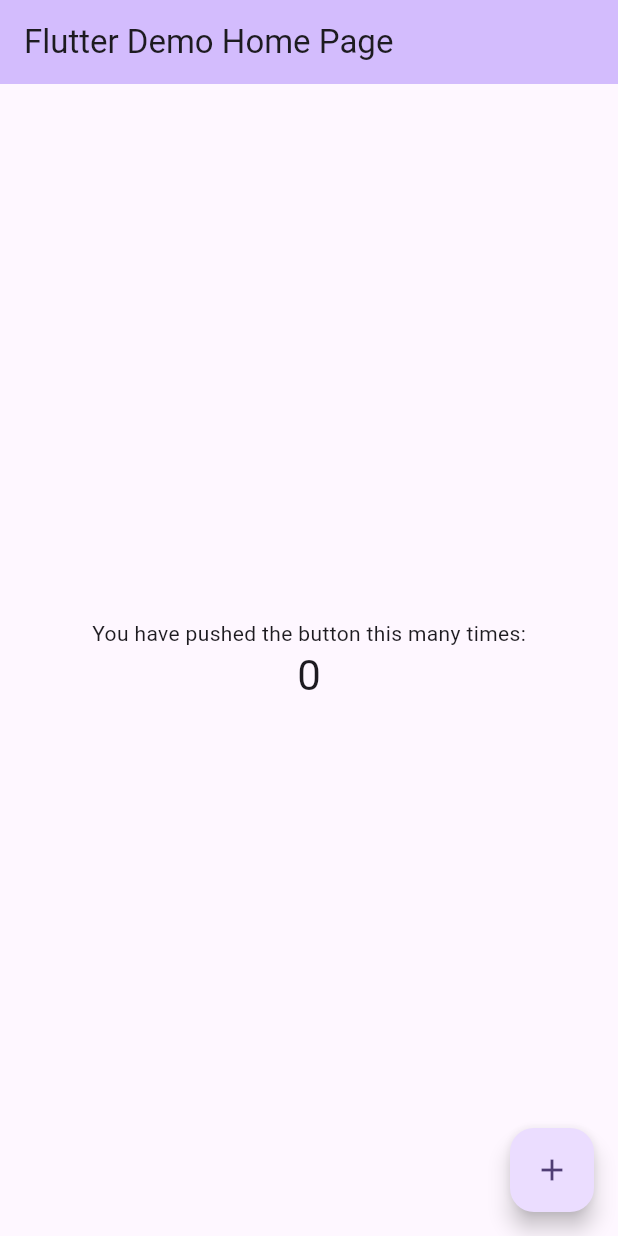
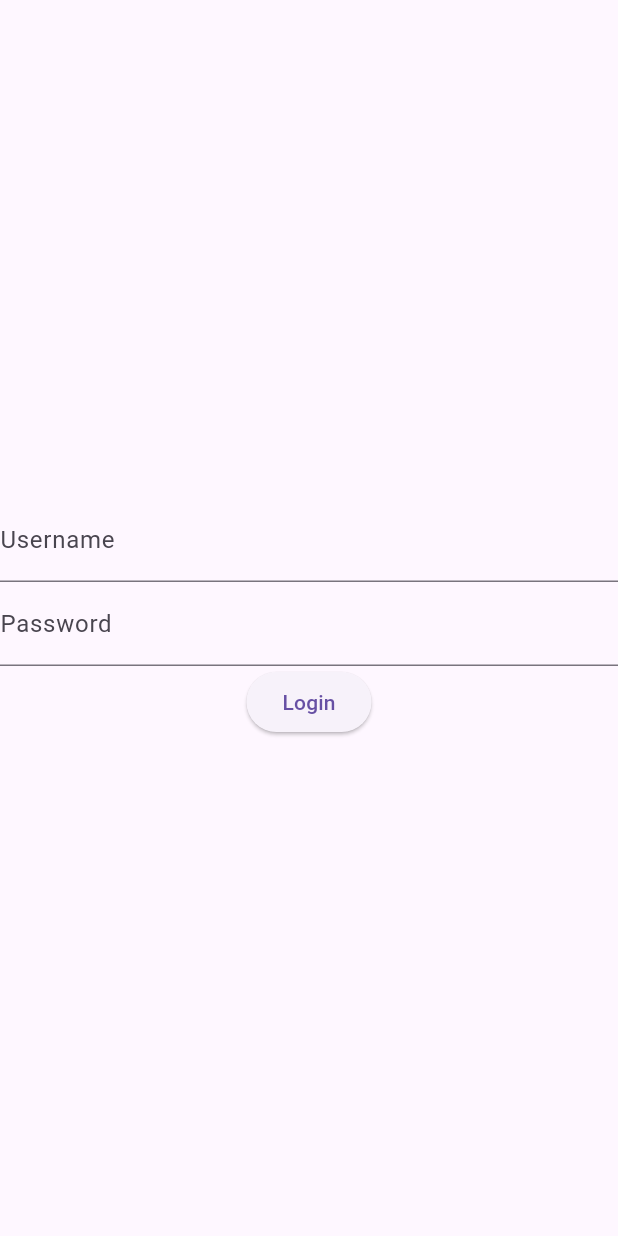
Before and after one commit to CarlosNatanauan/listly, a Flutter app: the screen it shows after launch, on a phone screen of 412 x 824 dp. Run offline on Flutter 3.47's test engine with Material 3 defaults, Android fonts, the light colour scheme and no system bars; our stand-ins replace flutter_riverpod, shared_preferences; accounts and stored records are empty.

Commit message:
working login

```diff
--- a/frontend/listly/lib/main.dart
+++ b/frontend/listly/lib/main.dart
@@ -1,125 +1,20 @@
 import 'package:flutter/material.dart';
+import 'package:flutter_riverpod/flutter_riverpod.dart';
+import 'screens/splash_screen.dart';
 
 void main() {
-  runApp(const MyApp());
+  runApp(ProviderScope(child: MyApp()));
 }
 
 class MyApp extends StatelessWidget {
-  const MyApp({super.key});
-
-  // This widget is the root of your application.
   @override
   Widget build(BuildContext context) {
     return MaterialApp(
-      title: 'Flutter Demo',
+      title: 'Notepad ToDo',
       theme: ThemeData(
-        // This is the theme of your application.
-        //
-        // TRY THIS: Try running your application with "flutter run". You'll see
-        // the application has a purple toolbar. Then, without quitting the app,
-        // try changing the seedColor in the colorScheme below to Colors.green
-        // and then invoke "hot reload" (save your changes or press the "hot
-        // reload" button in a Flutter-supported IDE, or press "r" if you used
-        // the command line to start the app).
-        //
-        // Notice that the counter didn't reset back to zero; the application
-        // state is not lost during the reload. To reset the state, use hot
-        // restart instead.
-        //
-        // This works for code too, not just values: Most code changes can be
-        // tested with just a hot reload.
-        colorScheme: ColorScheme.fromSeed(seedColor: Colors.deepPurple),
-        useMaterial3: true,
+        primarySwatch: Colors.blue,
       ),
-      home: const MyHomePage(title: 'Flutter Demo Home Page'),
+      home: SplashScreen(), // Start with SplashScreen to check login status
     );
   }
 }
-
-class MyHomePage extends StatefulWidget {
-  const MyHomePage({super.key, required this.title});
-
-  // This widget is the home page of your application. It is stateful, meaning
-  // that it has a State object (defined below) that contains fields that affect
-  // how it looks.
-
-  // This class is the configuration for the state. It holds the values (in this
-  // case the title) provided by the parent (in this case the App widget) and
-  // used by the build method of the State. Fields in a Widget subclass are
-  // always marked "final".
-
-  final String title;
-
-  @override
-  State<MyHomePage> createState() => _MyHomePageState();
-}
-
-class _MyHomePageState extends State<MyHomePage> {
-  int _counter = 0;
-
-  void _incrementCounter() {
-    setState(() {
-      // This call to setState tells the Flutter framework that something has
-      // changed in this State, which causes it to rerun the build method below
-      // so that the display can reflect the updated values. If we changed
-      // _counter without calling setState(), then the build method would not be
-      // called again, and so nothing would appear to happen.
-      _counter++;
-    });
-  }
-
-  @override
-  Widget build(BuildContext context) {
-    // This method is rerun every time setState is called, for instance as done
-    // by the _incrementCounter method above.
-    //
-    // The Flutter framework has been optimized to make rerunning build methods
-    // fast, so that you can just rebuild anything that needs updating rather
-    // than having to individually change instances of widgets.
-    return Scaffold(
-      appBar: AppBar(
-        // TRY THIS: Try changing the color here to a specific color (to
-        // Colors.amber, perhaps?) and trigger a hot reload to see the AppBar
-        // change color while the other colors stay the same.
-        backgroundColor: Theme.of(context).colorScheme.inversePrimary,
-        // Here we take the value from the MyHomePage object that was created by
-        // the App.build method, and use it to set our appbar title.
-        title: Text(widget.title),
-      ),
-      body: Center(
-        // Center is a layout widget. It takes a single child and positions it
-        // in the middle of the parent.
-        child: Column(
-          // Column is also a layout widget. It takes a list of children and
-          // arranges them vertically. By default, it sizes itself to fit its
-          // children horizontally, and tries to be as tall as its parent.
-          //
-          // Column has various properties to control how it sizes itself and
-          // how it positions its children. Here we use mainAxisAlignment to
-          // center the children vertically; the main axis here is the vertical
-          // axis because Columns are vertical (the cross axis would be
-          // horizontal).
-          //
-          // TRY THIS: Invoke "debug painting" (choose the "Toggle Debug Paint"
-          // action in the IDE, or press "p" in the console), to see the
-          // wireframe for each widget.
-          mainAxisAlignment: MainAxisAlignment.center,
-          children: <Widget>[
-            const Text(
-              'You have pushed the button this many times:',
-            ),
-            Text(
-              '$_counter',
-              style: Theme.of(context).textTheme.headlineMedium,
-            ),
-          ],
-        ),
-      ),
-      floatingActionButton: FloatingActionButton(
-        onPressed: _incrementCounter,
-        tooltip: 'Increment',
-        child: const Icon(Icons.add),
-      ), // This trailing comma makes auto-formatting nicer for build methods.
-    );
-  }
-}
--- /dev/null
+++ b/frontend/listly/lib/models/user.dart
@@ -0,0 +1,16 @@
+class User {
+  final String id; // userId from the API response
+  final String token; // JWT token
+
+  User({
+    required this.id,
+    required this.token,
+  });
+
+  factory User.fromJson(Map<String, dynamic> json) {
+    return User(
+      id: json['userId'], // Use userId from the response
+      token: json['token'], // Use token from the response
+    );
+  }
+}
--- a/frontend/listly/lib/screens/auth/login_screen.dart
+++ b/frontend/listly/lib/screens/auth/login_screen.dart
@@ -0,0 +1,76 @@
+import 'package:flutter/material.dart';
+import 'package:flutter_riverpod/flutter_riverpod.dart';
+import '../../services/auth_service.dart';
+import '../main_page.dart';
+
+class LoginScreen extends ConsumerStatefulWidget {
+  @override
+  _LoginScreenState createState() => _LoginScreenState();
+}
+
+class _LoginScreenState extends ConsumerState<LoginScreen> {
+  final _usernameController = TextEditingController();
+  final _passwordController = TextEditingController();
+  bool _isLoading = false; // State to manage loading
+
+  void _login() async {
+    final username = _usernameController.text.trim(); // Trim whitespace
+    final password = _passwordController.text.trim();
+
+    print(
+        'Attempting to log in with Username: $username and Password: $password');
+
+    setState(() {
+      _isLoading = true; // Set loading state to true
+    });
+
+    // Access AuthService via Riverpod
+    final authService = ref.read(authServiceProvider);
+    final user = await authService.login(username, password);
+
+    setState(() {
+      _isLoading = false; // Set loading state to false
+    });
+
+    if (user != null) {
+      ref.read(userProvider.notifier).state = user; // Update user provider
+      Navigator.of(context).pushReplacement(
+        MaterialPageRoute(
+            builder: (context) => MainPage()), // Navigate to MainPage
+      );
+    } else {
+      ScaffoldMessenger.of(context).showSnackBar(SnackBar(
+        content: Text('Invalid username or password'), // Show error message
+      ));
+    }
+  }
+
+  @override
+  Widget build(BuildContext context) {
+    return Scaffold(
+      body: Center(
+        child: Column(
+          mainAxisAlignment: MainAxisAlignment.center,
+          children: [
+            TextField(
+              controller: _usernameController,
+              decoration: InputDecoration(labelText: 'Username'),
+            ),
+            TextField(
+              controller: _passwordController,
+              decoration: InputDecoration(labelText: 'Password'),
+              obscureText: true,
+            ),
+            if (_isLoading) // Show loading indicator while logging in
+              CircularProgressIndicator(),
+            ElevatedButton(
+              onPressed:
+                  _isLoading ? null : _login, // Disable button if loading
+              child: Text('Login'),
+            ),
+          ],
+        ),
+      ),
+    );
+  }
+}
--- /dev/null
+++ b/frontend/listly/lib/services/api_service.dart
@@ -0,0 +1,48 @@
+import 'package:http/http.dart' as http;
+import 'dart:convert';
+
+class ApiService {
+  static const String _baseUrl =
+      'http://192.168.0.111:5000'; // Ensure this is correct
+
+  static Future<dynamic> login(String username, String password) async {
+    final response = await http.post(
+      Uri.parse('$_baseUrl/auth/login'),
+      headers: {"Content-Type": "application/json"},
+      body: jsonEncode({
+        'username': username,
+        'password': password,
+      }),
+    );
+
+    if (response.statusCode == 200) {
+      return jsonDecode(response.body);
+    } else {
+      // Log the error response for debugging
+      print('Login failed with status: ${response.statusCode}');
+      print('Response body: ${response.body}');
+      throw Exception('Failed to log in');
+    }
+  }
+
+  static Future<dynamic> getUserData(String token) async {
+    final response = await http.get(
+      Uri.parse(
+          '$_baseUrl/auth/user'), // Update this endpoint according to your API
+      headers: {
+        "Authorization":
+            "Bearer $token", // Include the token in the Authorization header
+        "Content-Type": "application/json"
+      },
+    );
+
+    if (response.statusCode == 200) {
+      return jsonDecode(response.body);
+    } else {
+      // Log the error response for debugging
+      print('Failed to fetch user data with status: ${response.statusCode}');
+      print('Response body: ${response.body}');
+      throw Exception('Failed to fetch user data');
+    }
+  }
+}
--- a/frontend/listly/pubspec.yaml
+++ b/frontend/listly/pubspec.yaml
@@ -30,6 +30,9 @@ environment:
 dependencies:
   flutter:
     sdk: flutter
+  http: ^1.2.2
+  shared_preferences: ^2.2.3
+  flutter_riverpod: ^2.5.1
 
 
   # The following adds the Cupertino Icons font to your application.
```
Also changed, not shown: frontend/listly/lib/screens/main_page.dart (+24 -0 lines), frontend/listly/lib/screens/splash_screen.dart (+32 -0 lines), frontend/listly/lib/services/auth_service.dart (added, +71 -0 lines), frontend/listly/pubspec.lock, 7 other files.
